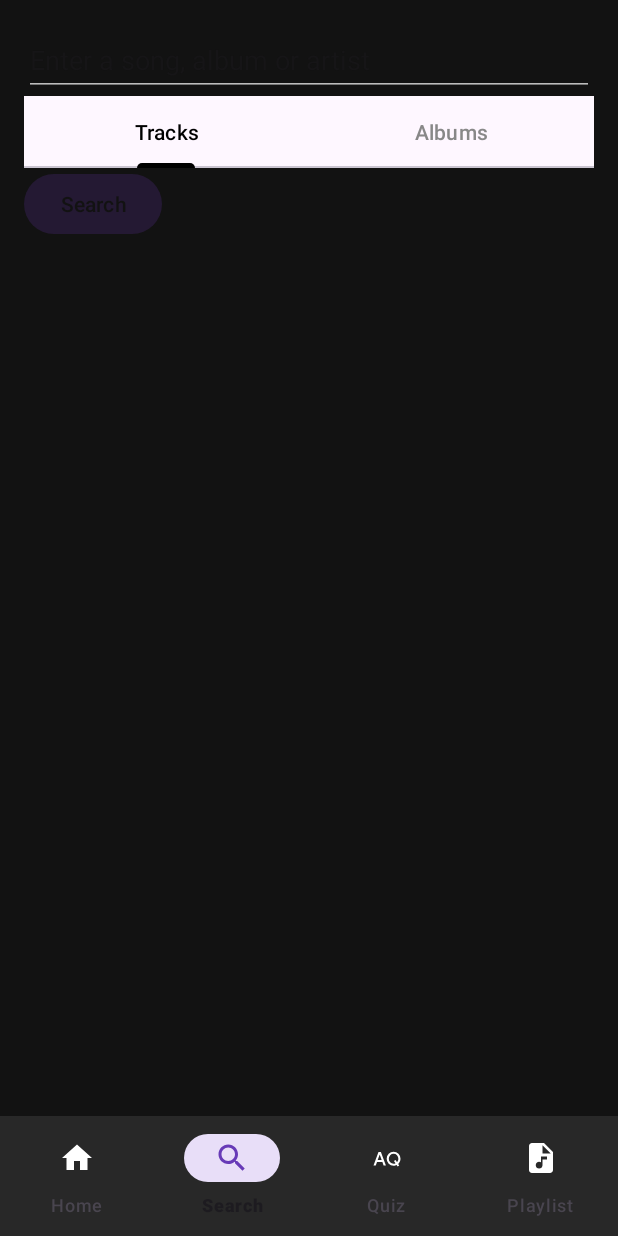
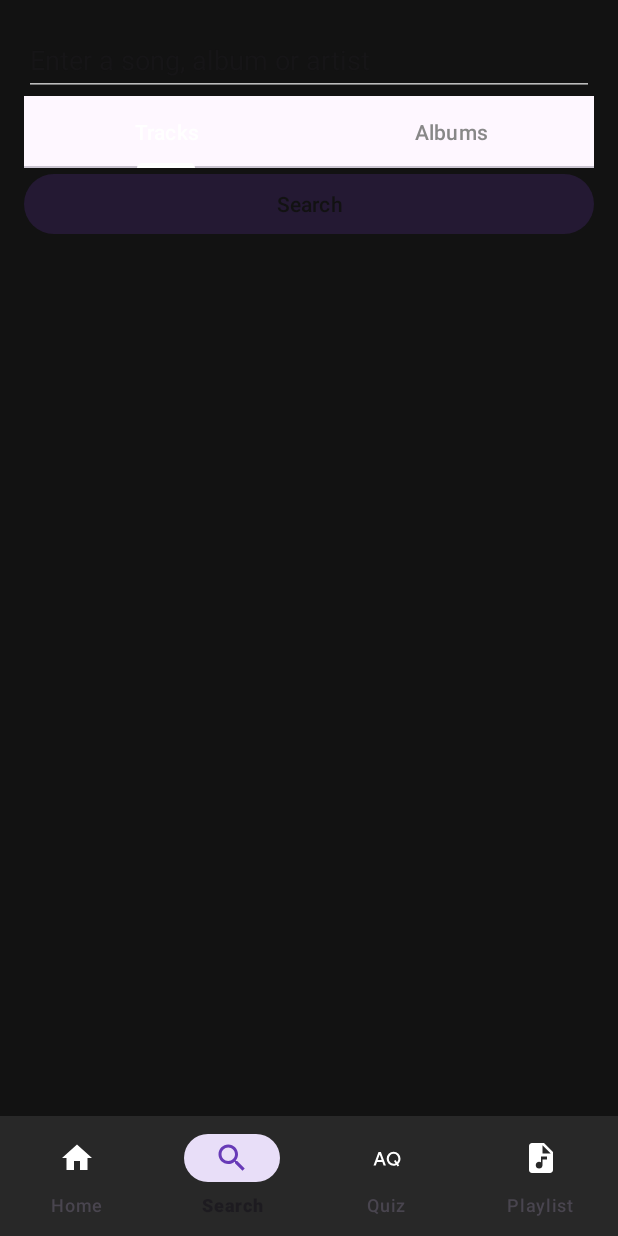
Before and after one commit to AntonHarzhanau/Mobile-Quiz, an Android app: the SearchFragment screen opened through its navigation route, on a phone screen of 412 x 824 dp. Run offline under Robolectric (Android 15) with nearby library versions, the phone set to English and light mode, and no system bars; our stand-ins replace Timber, navigation-ui; pictures from the network do not load.

Commit message:
debug home

```diff
--- a/app/src/main/java/com/example/musicalquizz/ui/fragments/SearchFragment.kt
+++ b/app/src/main/java/com/example/musicalquizz/ui/fragments/SearchFragment.kt
@@ -3,10 +3,12 @@ package com.example.musicalquizz.ui.fragments
 import android.os.Bundle
 import android.view.*
 import android.view.inputmethod.EditorInfo
+import androidx.core.content.ContextCompat
 import androidx.fragment.app.Fragment
 import androidx.fragment.app.viewModels
 import androidx.navigation.fragment.findNavController
 import androidx.recyclerview.widget.LinearLayoutManager
+import com.example.musicalquizz.R
 import com.example.musicalquizz.adapter.SearchAdapter
 import com.example.musicalquizz.databinding.FragmentSearchBinding
 import com.example.musicalquizz.viewmodel.SearchViewModel
@@ -20,6 +22,7 @@ class SearchFragment : Fragment() {
     private val binding get() = _binding!!
     private lateinit var adapter: SearchAdapter
     private var isAlbumMode = false
+
 
     override fun onCreateView(inflater: LayoutInflater, container: ViewGroup?, savedInstanceState: Bundle?) =
         FragmentSearchBinding.inflate(inflater, container, false).also { _binding = it }.root
@@ -53,6 +56,12 @@ class SearchFragment : Fragment() {
                 override fun onTabUnselected(tab: TabLayout.Tab) {}
                 override fun onTabReselected(tab: TabLayout.Tab) {}
             })
+
+            setTabTextColors(
+                ContextCompat.getColor(context, R.color.gray),
+                ContextCompat.getColor(context, R.color.white)
+            )
+            setSelectedTabIndicatorColor(ContextCompat.getColor(context, R.color.white))
         }
 
 
--- a/app/src/main/java/com/example/musicalquizz/ui/fragments/home/HomeFragment.kt
+++ b/app/src/main/java/com/example/musicalquizz/ui/fragments/home/HomeFragment.kt
@@ -21,7 +21,6 @@ import kotlinx.coroutines.withContext
 
 class HomeFragment : Fragment() {
 
-    private lateinit var recyclerView: RecyclerView
     private lateinit var trackRecyclerView: RecyclerView
 
     private lateinit var adapter: AlbumAdapter
@@ -34,12 +33,6 @@ class HomeFragment : Fragment() {
     ): View? {
         val view = inflater.inflate(R.layout.fragment_home, container, false)
 
-        // albums
-
-        recyclerView = view.findViewById(R.id.horizontal_recycler_view)
-        recyclerView.layoutManager = LinearLayoutManager(requireContext())
-        adapter = AlbumAdapter(emptyList())
-        recyclerView.adapter = adapter
 
         // Tracks
         trackRecyclerView = view.findViewById(R.id.track_recycler_view)
@@ -51,34 +44,10 @@ class HomeFragment : Fragment() {
         trackRecyclerView.adapter = trackAdapter
 
         // Fetch data
-        fetchAlbums()
         fetchTracks()
 
         return view
     }
-
-    private fun fetchAlbums() {
-        lifecycleScope.launch {
-            try {
-                val response = withContext(Dispatchers.IO) {
-                    DeezerApi.retrofitService.getTopCharts()
-                }
-
-                val albums: List<Album> = response.albums.data.take(30)
-                adapter.submitList(albums)
-
-            } catch (e: Exception) {
-                e.printStackTrace()
-                Toast.makeText(
-                    requireContext(),
-                    "Erreur lors du chargement des albums",
-                    Toast.LENGTH_SHORT
-                ).show()
-            }
-        }
-    }
-
-
 
     private fun fetchTracks() {
         lifecycleScope.launch {
--- a/app/src/main/res/layout/fragment_search.xml
+++ b/app/src/main/res/layout/fragment_search.xml
@@ -28,7 +28,7 @@
 
     <Button
         android:id="@+id/search_button"
-        android:layout_width="wrap_content"
+        android:layout_width="match_parent"
         android:layout_height="wrap_content"
         android:text="@string/btn_search_text" />
 
--- a/app/src/main/res/navigation/navigation_graph.xml
+++ b/app/src/main/res/navigation/navigation_graph.xml
@@ -4,13 +4,13 @@
     xmlns:app="http://schemas.android.com/apk/res-auto"
     xmlns:tools="http://schemas.android.com/tools"
     android:id="@+id/navigation_graph"
-    app:startDestination="@id/homedFragment">
+    app:startDestination="@id/homeFragment">
 
 
 
     <!-- home -->
     <fragment
-        android:id="@+id/homedFragment"
+        android:id="@+id/homeFragment"
         android:name="com.example.musicalquizz.ui.fragments.home.HomeFragment"
         android:label="@string/Home"
         tools:layout="@layout/fragment_home">
```
Also changed, not shown: app/src/main/java/com/example/musicalquizz/adapter/AlbumAdapter.kt (+4 -4 lines).
